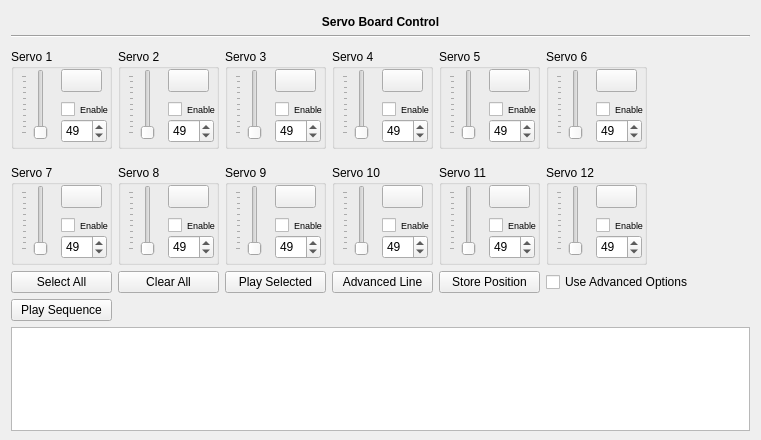
First picture: the form in src/servoboard_main.ui, repository jgen/ServoControl, before the edit.
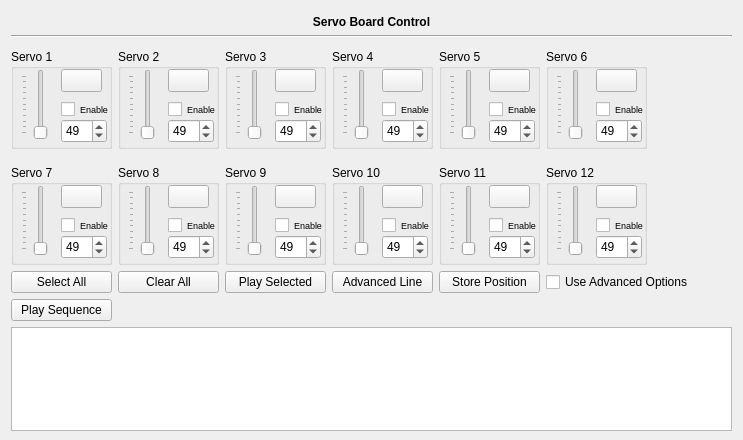
Second picture: the form after the edit. Icons and pictures are not drawn.

Commit message: Switch plainTextEdit for richText in servoboard_main

```diff
--- a/src/servoboard_main.ui
+++ b/src/servoboard_main.ui
@@ -2,6 +2,14 @@
 <ui version="4.0">
  <class>servoboard_main</class>
  <widget class="QWidget" name="servoboard_main">
+  <property name="geometry">
+   <rect>
+    <x>0</x>
+    <y>0</y>
+    <width>743</width>
+    <height>440</height>
+   </rect>
+  </property>
   <property name="maximumSize">
    <size>
     <width>16777215</width>
@@ -18,9 +26,6 @@
    <property name="bottomMargin">
     <number>9</number>
    </property>
-   <item row="1" column="0">
-    <widget class="QPlainTextEdit" name="txtSequence"/>
-   </item>
    <item row="0" column="0">
     <layout class="QGridLayout" name="gridMainLayout">
      <item row="1" column="0">
@@ -1447,6 +1452,9 @@
      </item>
     </layout>
    </item>
+   <item row="1" column="0">
+    <widget class="QTextEdit" name="txtSequence"/>
+   </item>
   </layout>
  </widget>
  <resources>
```
The commit also changes 3 other files.
